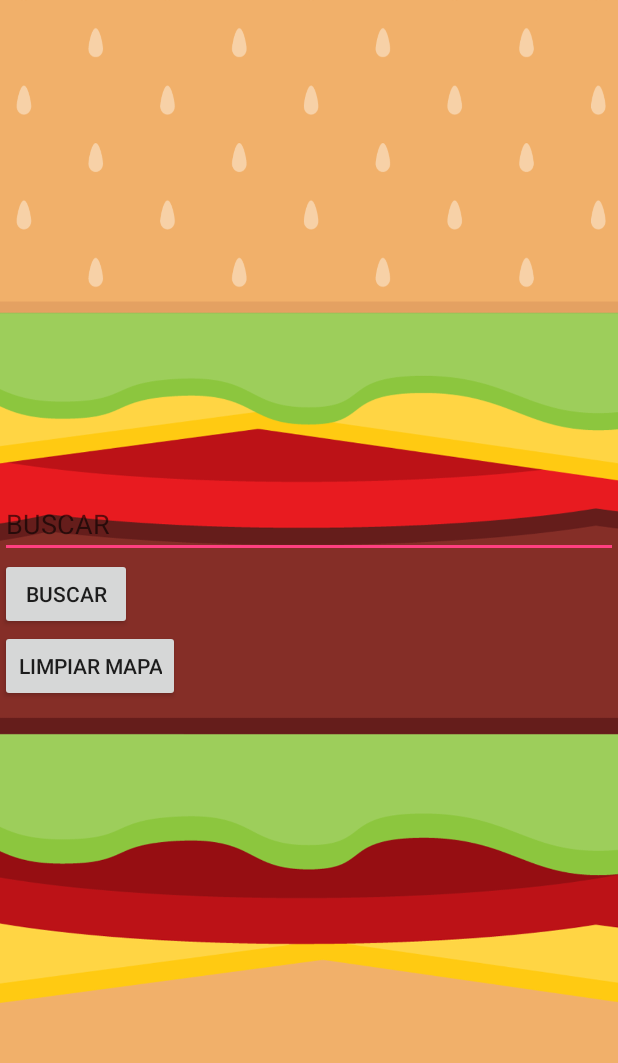
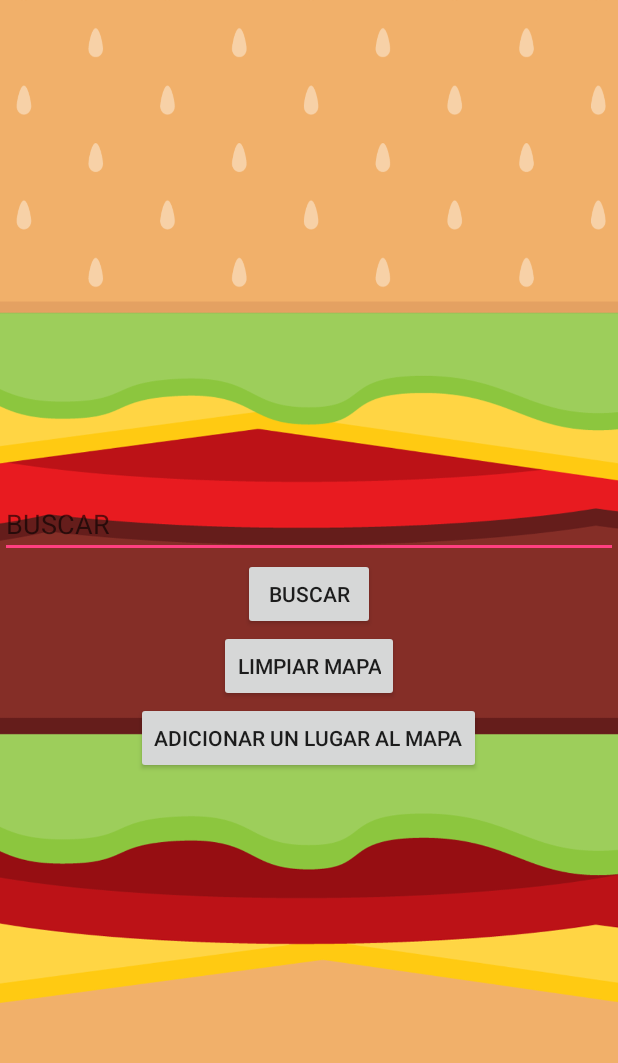
Before and after one commit to sebastianver123/FASTFOOD2, an Android app: the PantallaPrincipal screen opened directly, with no data from a screen before it, on a phone screen of 412 x 824 dp, the part 65-1128 px from its top. Run offline under Robolectric (Android 15) with nearby library versions, the phone set to English and light mode, and no system bars.

Commit message:
Corregir Error

```diff
--- a/app/src/main/java/co/edu/udistrtital/sebastianvergara/fastfood/PantallaPrincipal.java
+++ b/app/src/main/java/co/edu/udistrtital/sebastianvergara/fastfood/PantallaPrincipal.java
@@ -1,5 +1,6 @@
 package co.edu.udistrtital.sebastianvergara.fastfood;
 
+import android.content.Intent;
 import android.os.Bundle;
 import android.support.v7.app.AppCompatActivity;
 import android.view.View;
@@ -21,6 +22,7 @@ public class PantallaPrincipal extends AppCompatActivity implements OnMapReadyCa
     EditText edBuscar;
     Button btnLimpiar;
     Button btnBuscar;
+    Button btnAgregarPunto;
 
     @Override
     protected void onCreate(Bundle savedInstanceState) {
@@ -33,6 +35,7 @@ public class PantallaPrincipal extends AppCompatActivity implements OnMapReadyCa
         edBuscar = (EditText)findViewById(R.id.edBuscar);
         btnLimpiar = (Button)findViewById(R.id.btnClear);
         btnBuscar = (Button)findViewById(R.id.btnBuscar);
+        btnAgregarPunto = (Button)findViewById(R.id.btnAgregarPunto);
 
         btnBuscar.setOnClickListener(new View.OnClickListener() {
             @Override
@@ -55,6 +58,16 @@ public class PantallaPrincipal extends AppCompatActivity implements OnMapReadyCa
             }
         });
 
+        btnAgregarPunto.setOnClickListener(new View.OnClickListener() {
+            @Override
+            public void onClick(View v) {
+
+                Intent intent = new Intent(PantallaPrincipal.this, AgregarPuntos.class);
+                startActivity(intent);
+
+            }
+        });
+
 
     }
 
--- a/app/src/main/res/layout/activity_pantalla_principal.xml
+++ b/app/src/main/res/layout/activity_pantalla_principal.xml
@@ -27,21 +27,30 @@
                     android:layout_width="match_parent"
                     android:layout_height="wrap_content"
                     android:layout_below="@+id/MapView"
+                    android:layout_marginTop="10dp"
                     android:hint="@string/buscar"
-                    android:maxLines="1"
-                    android:layout_marginTop="10dp"/>
+                    android:maxLines="1"/>
                 <Button
+                    android:id="@+id/btnBuscar"
                     android:layout_width="wrap_content"
                     android:layout_height="wrap_content"
-                    android:text="@string/buscar"
                     android:layout_below="@+id/edBuscar"
-                    android:id="@+id/btnBuscar"/>
+                    android:layout_centerHorizontal="true"
+                    android:text="@string/buscar"/>
                 <Button
                     android:id="@+id/btnClear"
                     android:layout_width="wrap_content"
                     android:layout_height="wrap_content"
                     android:layout_below="@+id/btnBuscar"
+                    android:layout_centerHorizontal="true"
                     android:text="@string/clear"/>
+                <Button
+                    android:id="@+id/btnAgregarPunto"
+                    android:layout_width="wrap_content"
+                    android:layout_height="wrap_content"
+                    android:layout_below="@+id/btnClear"
+                    android:layout_centerHorizontal="true"
+                    android:text="@string/TituloAddPuntos"/>
 
 
             </RelativeLayout>
```
